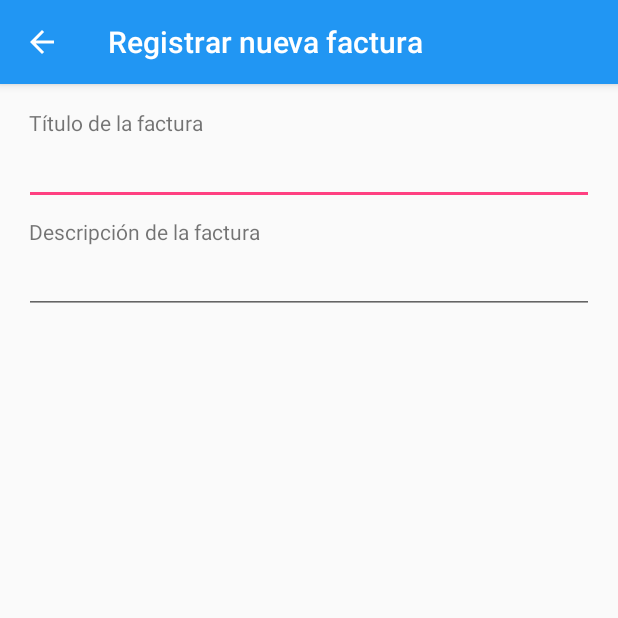
After one commit to xdesert3agle/DADM-Practica2, an Android app: the RegisterBill screen opened directly, with no data from a screen before it, on a phone screen of 412 x 824 dp, the top half of it. The commit adds this screen. Run offline under Robolectric (Android 15) with nearby library versions, the phone set to English and light mode, and no system bars.

Commit message:
Traducidos todos los comentarios y conectado el botón de registrar factura (sin terminar) a su activity

```diff
--- a/app/build.gradle
+++ b/app/build.gradle
@@ -25,6 +25,7 @@ dependencies {
     implementation "com.android.support:support-annotations:26.1.0"
 
     implementation 'com.jakewharton:butterknife:8.8.1'
+    implementation 'com.android.support.constraint:constraint-layout:1.1.0'
     annotationProcessor 'com.jakewharton:butterknife-compiler:8.8.1'
 
     implementation 'com.android.support:cardview-v7:26.1.0'
--- a/app/src/main/AndroidManifest.xml
+++ b/app/src/main/AndroidManifest.xml
@@ -9,12 +9,16 @@
         android:roundIcon="@mipmap/ic_launcher_round"
         android:supportsRtl="true"
         android:theme="@style/Theme_Light">
-        <activity android:name=".TabContainer" android:theme="@style/Theme_Light.NoActionBar">
+        <activity
+            android:name=".TabContainer"
+            android:theme="@style/Theme_Light.NoActionBar">
             <intent-filter>
                 <action android:name="android.intent.action.MAIN" />
+
                 <category android:name="android.intent.category.LAUNCHER" />
             </intent-filter>
         </activity>
+        <activity android:name=".RegisterBill"></activity>
     </application>
 
 </manifest>
--- /dev/null
+++ b/app/src/main/java/es/dadm/practica2/RegisterBill.java
@@ -0,0 +1,34 @@
+package es.dadm.practica2;
+
+import android.content.Intent;
+import android.support.v7.app.ActionBar;
+import android.support.v7.app.AppCompatActivity;
+import android.os.Bundle;
+import android.view.MenuItem;
+import android.view.View;
+
+public class RegisterBill extends AppCompatActivity {
+
+    @Override
+    protected void onCreate(Bundle savedInstanceState) {
+        super.onCreate(savedInstanceState);
+        setContentView(R.layout.activity_register_bill);
+
+        ActionBar actionBar = getSupportActionBar();
+        actionBar.setTitle("Registrar nueva factura");
+        actionBar.setDisplayHomeAsUpEnabled(true);
+    }
+
+    @Override
+    public boolean onOptionsItemSelected(MenuItem item) {
+        switch(item.getItemId()){
+            case android.R.id.home:
+                this.finish();
+                break;
+            default:
+                throw new IllegalArgumentException("No se ha podido reconocer el botón presionado.");
+        }
+
+        return super.onOptionsItemSelected(item);
+    }
+}
--- a/app/src/main/java/es/dadm/practica2/adapters/CardAdapter.java
+++ b/app/src/main/java/es/dadm/practica2/adapters/CardAdapter.java
@@ -37,7 +37,7 @@ public class CardAdapter extends RecyclerView.Adapter<CardAdapter.CardViewHolder
 
     @Override
     public CardViewHolder onCreateViewHolder(ViewGroup viewGroup, int viewType) {
-        View v = LayoutInflater.from(viewGroup.getContext()).inflate(R.layout.card_recycler, viewGroup, false);
+        View v = LayoutInflater.from(viewGroup.getContext()).inflate(R.layout.recycler_bills_card_mode, viewGroup, false);
         return new CardViewHolder(v);
     }
 
--- a/app/src/main/java/es/dadm/practica2/adapters/ListAdapter.java
+++ b/app/src/main/java/es/dadm/practica2/adapters/ListAdapter.java
@@ -35,7 +35,7 @@ public class ListAdapter extends RecyclerView.Adapter<ListAdapter.ListViewHolder
 
     @Override
     public ListViewHolder onCreateViewHolder(ViewGroup viewGroup, int viewType) {
-        View v = LayoutInflater.from(viewGroup.getContext()).inflate(R.layout.list_recycler, viewGroup, false);
+        View v = LayoutInflater.from(viewGroup.getContext()).inflate(R.layout.recycler_bills_list_mode, viewGroup, false);
         return new ListViewHolder(v);
     }
 
--- a/app/src/main/java/es/dadm/practica2/fragmentCards.java
+++ b/app/src/main/java/es/dadm/practica2/fragmentCards.java
@@ -29,7 +29,7 @@ public class fragmentCards extends Fragment {
     @Nullable
     @Override
     public View onCreateView(LayoutInflater inflater, @Nullable ViewGroup container, @Nullable Bundle savedInstanceState) {
-        View view = inflater.inflate(R.layout.fragment_cards, container, false);
+        View view = inflater.inflate(R.layout.fragment_bills_card_mode, container, false);
         ButterKnife.bind(this, view);
 
         mCategoryList = getArguments().getParcelableArrayList(BUNDLE_BILL_LIST);
--- a/app/src/main/java/es/dadm/practica2/fragmentList.java
+++ b/app/src/main/java/es/dadm/practica2/fragmentList.java
@@ -13,7 +13,6 @@ import java.util.ArrayList;
 
 import butterknife.BindView;
 import butterknife.ButterKnife;
-import es.dadm.practica2.adapters.CardAdapter;
 import es.dadm.practica2.adapters.ListAdapter;
 
 public class fragmentList extends Fragment {
@@ -30,7 +29,7 @@ public class fragmentList extends Fragment {
     @Nullable
     @Override
     public View onCreateView(LayoutInflater inflater, @Nullable ViewGroup container, @Nullable Bundle savedInstanceState) {
-        View view = inflater.inflate(R.layout.fragment_list, container, false);
+        View view = inflater.inflate(R.layout.fragment_bills_list_mode, container, false);
         ButterKnife.bind(this, view);
 
         mCategoryList = getArguments().getParcelableArrayList(BUNDLE_BILL_LIST);
--- a/app/src/main/java/es/dadm/practica2/fragmentTiles.java
+++ b/app/src/main/java/es/dadm/practica2/fragmentTiles.java
@@ -17,7 +17,7 @@ public class fragmentTiles extends Fragment {
     @Nullable
     @Override
     public View onCreateView(LayoutInflater inflater, @Nullable ViewGroup container, @Nullable Bundle savedInstanceState) {
-        View view = inflater.inflate(R.layout.fragment_tiles, container, false);
+        View view = inflater.inflate(R.layout.fragment_bills_tile_mode, container, false);
 
         return view;
     }
--- /dev/null
+++ b/app/src/main/res/layout/activity_register_bill.xml
@@ -0,0 +1,43 @@
+<?xml version="1.0" encoding="utf-8"?>
+<LinearLayout
+    xmlns:android="http://schemas.android.com/apk/res/android"
+    android:layout_width="match_parent"
+    android:layout_height="match_parent"
+    android:orientation="vertical"
+    android:layout_margin="16dp">
+
+    <LinearLayout
+        android:layout_width="match_parent"
+        android:layout_height="wrap_content"
+        android:orientation="vertical"
+        android:layout_marginBottom="8dp">
+
+        <TextView
+            android:layout_width="wrap_content"
+            android:layout_height="wrap_content"
+            android:text="Título de la factura"
+            android:layout_marginLeft="3dp" />
+
+        <EditText
+            android:id="@+id/etTitle"
+            android:layout_width="match_parent"
+            android:layout_height="wrap_content" />
+    </LinearLayout>
+
+    <LinearLayout
+        android:layout_width="match_parent"
+        android:layout_height="wrap_content"
+        android:orientation="vertical">
+
+        <TextView
+            android:layout_width="wrap_content"
+            android:layout_height="wrap_content"
+            android:text="Descripción de la factura"
+            android:layout_marginLeft="3dp" />
+
+        <EditText
+            android:id="@+id/etDescription"
+            android:layout_width="match_parent"
+            android:layout_height="wrap_content" />
+    </LinearLayout>
+</LinearLayout>
--- a/app/src/main/res/layout/list_recycler.xml
+++ b/app/src/main/res/layout/recycler_bills_list_mode.xml
@@ -32,7 +32,7 @@
             android:id="@+id/tvLongDesc"
             android:layout_width="match_parent"
             android:layout_height="match_parent"
-            android:text="Descripción larga de la tarjeta. ayer me coasfasfasfasfaf"
+            android:text="Descripción larga de la tarjeta."
             android:maxLines="1"
             android:textSize="14sp" />
 
```
Also changed, not shown: app/src/main/java/es/dadm/practica2/TabContainer.java (+10 -9 lines), app/src/main/res/layout/activity_tab_container.xml (renamed from app/src/main/res/layout/tab_container.xml), app/src/main/res/layout/fragment_bills_card_mode.xml (renamed from app/src/main/res/layout/fragment_cards.xml), app/src/main/res/layout/fragment_bills_list_mode.xml (renamed from app/src/main/res/layout/fragment_list.xml), app/src/main/res/layout/fragment_bills_tile_mode.xml (renamed from app/src/main/res/layout/fragment_tiles.xml), app/src/main/res/layout/recycler_bills_card_mode.xml (renamed from app/src/main/res/layout/card_recycler.xml), app/src/main/res/layout/recycler_bills_tile_mode.xml (renamed from app/src/main/res/layout/tile_recycler.xml).
